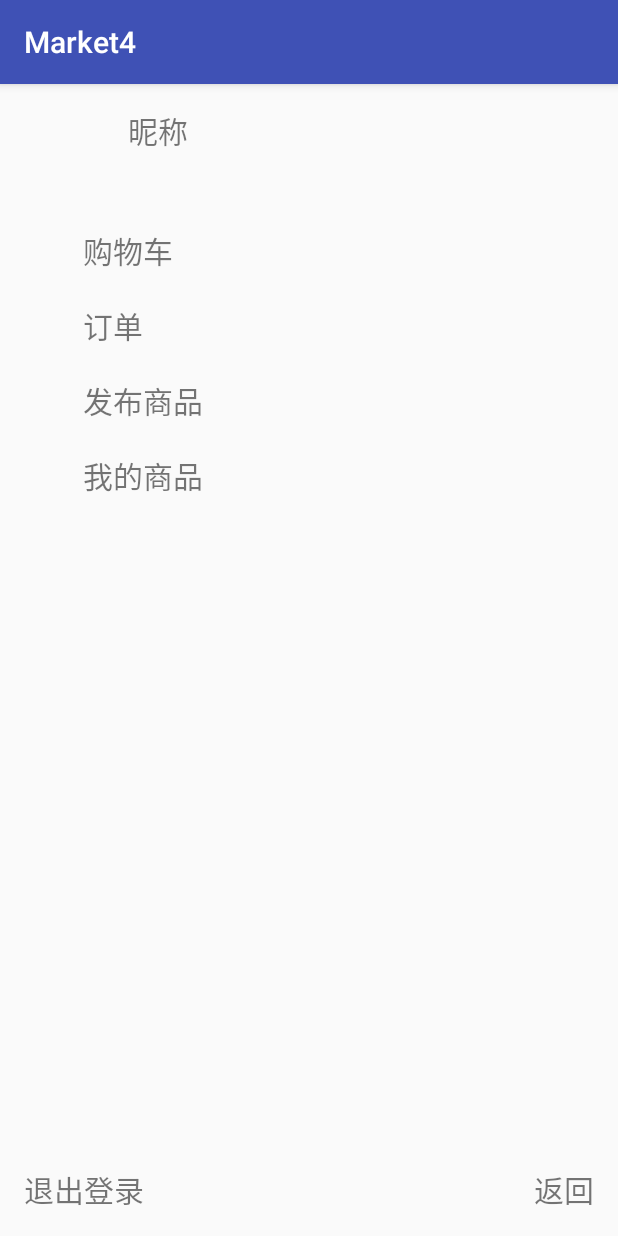
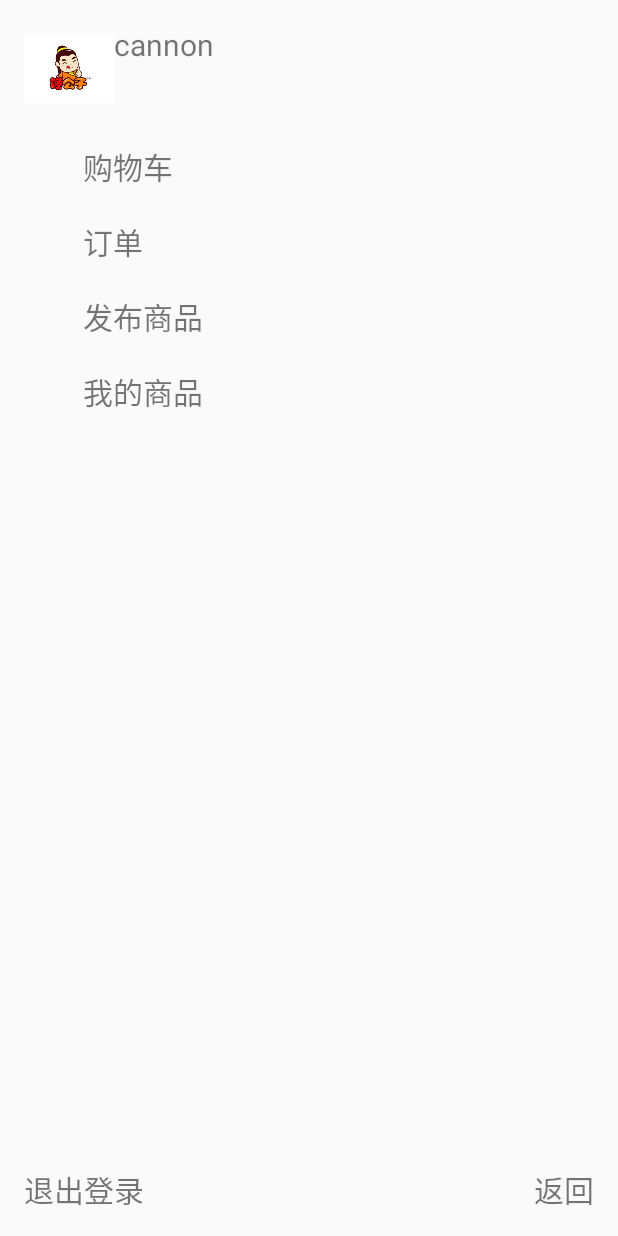
Before and after one commit to Kop1M/Android-Market, an Android app: the screen it shows after launch (UserActivity), after a tap on an icon or button, on a phone screen of 412 x 824 dp. Run offline under Robolectric (Android 15) with nearby library versions, the phone set to English and light mode, and no system bars.

```diff
--- a/app/src/main/java/com/kremol/market4/EntryAdapter.java
+++ b/app/src/main/java/com/kremol/market4/EntryAdapter.java
@@ -20,7 +20,8 @@ public class EntryAdapter extends ArrayAdapter<Entry> {
     private int resourceId;
 
     public EntryAdapter(Context context, int resource, List<Entry> objects) {
-        super(context, resource);
+        super(context, resource,objects);
+        resourceId =resource;
     }
 
     @NonNull
--- a/app/src/main/java/com/kremol/market4/MainActivity.java
+++ b/app/src/main/java/com/kremol/market4/MainActivity.java
@@ -9,6 +9,7 @@ import android.util.Log;
 import android.view.View;
 import android.view.Window;
 import android.widget.AdapterView;
+import android.widget.ArrayAdapter;
 import android.widget.ImageView;
 import android.widget.ListView;
 import android.widget.TextView;
@@ -33,6 +34,7 @@ import okhttp3.Response;
 import static android.R.attr.id;
 import static android.R.attr.type;
 import static android.R.id.list;
+import static android.R.id.message;
 import static android.R.string.ok;
 import static android.icu.lang.UCharacter.GraphemeClusterBreak.L;
 import static android.media.CamcorderProfile.get;
@@ -69,12 +71,13 @@ public class MainActivity extends AppCompatActivity implements View.OnClickListe
         public void handleMessage(Message msg) {
             switch (msg.what) {
                 case INIT_PRODUCT_OK:
-                      /*将product转成entry并分成5个类别，最终得到entryLists*/
+                     // 将product转成entry并分成5个类别，最终得到entryLists
                     List<Entry> entryList = changeToEntryList(productList);
                     entryLists = classifyEntry(entryList);
 
-                     /*初始时用"typeNow(最新")构造adpater并设置*/
-                    entryAdapter = new EntryAdapter(MainActivity.this, R.layout.entry, entryLists.get(typeNow));
+                     //初始时用"typeNow(最新")构造adpater并设置
+                    entryList = entryLists.get(typeNow);
+                    entryAdapter = new EntryAdapter(MainActivity.this, R.layout.entry, entryList);
                     listView.setAdapter(entryAdapter);
                     break;
 
@@ -92,25 +95,30 @@ public class MainActivity extends AppCompatActivity implements View.OnClickListe
         getSupportActionBar().hide();           //隐藏ActionBar
 
         /*从别的Activity得到user*/
-        user = (User) getIntent().getSerializableExtra("user");
-
+        // user = (User) getIntent().getSerializableExtra("user");
+        user = new User();
+        user.setHeadPortraits(R.drawable.changongzi);
+        user.setNickname("cannon");
+        user.setUser_id(1);
         /*得到控件*/
         listView = (ListView) findViewById(R.id.list_view);
         headImg = (ImageView) findViewById(R.id.head_information);
-
+        newthingText = (TextView) findViewById(R.id.new_thing);
+        electronicsText = (TextView) findViewById(R.id.electronics);
+        bookText = (TextView) findViewById(R.id.book);
+        clothesText = (TextView) findViewById(R.id.clothes);
+        otherText = (TextView) findViewById(R.id.other);
 
         /*设置头像*/
         headImg.setImageResource(user.getHeadPortraits());
 
-        /*点头像到头像界面*/
-        headImg.setOnClickListener(new View.OnClickListener() {
-            @Override
-            public void onClick(View v) {
-                Intent intent = new Intent(MainActivity.this, UserActivity.class);
-                intent.putExtra("user", user);
-                startActivity(intent);
-            }
-        });
+        /*设置监听*/
+        headImg.setOnClickListener(this);
+        newthingText.setOnClickListener(this);
+        electronicsText.setOnClickListener(this);
+        bookText.setOnClickListener(this);
+        clothesText.setOnClickListener(this);
+        otherText.setOnClickListener(this);
 
         /*点击进入商品详情*/
         listView.setOnItemClickListener(new AdapterView.OnItemClickListener() {
@@ -125,6 +133,7 @@ public class MainActivity extends AppCompatActivity implements View.OnClickListe
 
         /*初始化productList*/
         initProduct();
+
 
 
     }
@@ -148,6 +157,11 @@ public class MainActivity extends AppCompatActivity implements View.OnClickListe
             case R.id.other:
                 typeNow = 4;
                 break;
+            case R.id.head_information:
+                Intent intent = new Intent(MainActivity.this, UserActivity.class);
+                intent.putExtra("user", user);
+                startActivity(intent);
+                break;
             default:
                 break;
         }
@@ -158,30 +172,39 @@ public class MainActivity extends AppCompatActivity implements View.OnClickListe
 
     //初始化商品
     public void initProduct() {
-        try {
-            String address = "http://localhost:8088/secondary/ GetAllProductsServlet";
-            HttpUtil.sendHttpRequest(address, new okhttp3.Callback() {
-                @Override
-                public void onFailure(Call call, IOException e) {
-                    e.printStackTrace();
-                }
-
-                @Override
-                public void onResponse(Call call, Response response) throws IOException {
-                    String responseData = response.body().string();
-                    Gson gson = new Gson();
-                    //获得productList
-                    productList = gson.fromJson(responseData, new TypeToken<List<Product>>() {
-                    }.getType());
-                    Message message = new Message();
-                    message.what = INIT_PRODUCT_OK;
-                    handler.sendMessage(message);
-                }
-            });
-        } catch (Exception e) {
-            e.printStackTrace();
-        }
+//        try {
+//            String address = "http://localhost:8088/secondary/ GetAllProductsServlet";
+//            HttpUtil.sendHttpRequest(address, new okhttp3.Callback() {
+//                @Override
+//                public void onFailure(Call call, IOException e) {
+//                    e.printStackTrace();
+//                }
+//
+//                @Override
+//                public void onResponse(Call call, Response response) throws IOException {
+//                    String responseData = response.body().string();
+//                    Gson gson = new Gson();
+//                    //获得productList
+//                    productList = gson.fromJson(responseData, new TypeToken<List<Product>>() {
+//                    }.getType());
+        productList = new ArrayList<>();
+        Product p1 = new Product();
+        p1.setAbout("This is a good product");
+        p1.setProductprize(20);
+        p1.setTitle("big boom");
+        p1.setUserforsale("cannon");
+        p1.setProduct_id(1);
+        p1.setType("最新");
+        productList.add(p1);
+        Message message = new Message();
+        message.what = INIT_PRODUCT_OK;
+        handler.sendMessage(message);
     }
+//            });
+//        } catch (Exception e) {
+//            e.printStackTrace();
+//        }
+//    }
 
 
     //将product转成entryList
@@ -193,7 +216,7 @@ public class MainActivity extends AppCompatActivity implements View.OnClickListe
             String productName = product.getTitle();
 
             //第一个应该用商品user的head
-            Entry entry = new Entry(0, nickName, product, productName);
+            Entry entry = new Entry(R.drawable.changongzi, nickName, product, productName);
             entryList.add(entry);
         }
         return entryList;
@@ -201,7 +224,11 @@ public class MainActivity extends AppCompatActivity implements View.OnClickListe
 
     //把entryList分类成5个entryList
     public List<List<Entry>> classifyEntry(List<Entry> entryList) {
-        List<List<Entry>> entryLists = new ArrayList<>(5);
+        List<List<Entry>> entryLists = new ArrayList<List<Entry>>(5);
+        for (int i = 0; i < 5; i++) {
+            entryLists.add(new ArrayList<Entry>());
+        }
+
         int group = -1;
         for (int i = 0; i < entryList.size(); i++) {
             Entry entry = entryList.get(i);
--- a/app/src/main/java/com/kremol/market4/Product.java
+++ b/app/src/main/java/com/kremol/market4/Product.java
@@ -28,7 +28,7 @@ public class Product implements Serializable {
     public final String getAbout(){return about;}
     public final void setAbout(String about){this.about = about;}
     public final String getUserforsale(){return userforsale;}
-    public final void setUserforsale(String about){this.userforsale = userforsale;}
+    public final void setUserforsale(String userforsale){this.userforsale = userforsale;}
     public final int getProductprize() {
         return productprize;
     }
--- a/app/src/main/java/com/kremol/market4/UserActivity.java
+++ b/app/src/main/java/com/kremol/market4/UserActivity.java
@@ -3,6 +3,7 @@ package com.kremol.market4;
 import android.content.Intent;
 import android.support.v7.app.AppCompatActivity;
 import android.os.Bundle;
+import android.util.Log;
 import android.view.View;
 import android.widget.ImageView;
 import android.widget.TextView;
@@ -16,24 +17,38 @@ public class UserActivity extends AppCompatActivity implements View.OnClickListe
 
     User user;
     ImageView headImage;
-    TextView nickName;
-
+    TextView nickName,returnLook,shopCart,indent,release,myshop,signOut;
     @Override
     protected void onCreate(Bundle savedInstanceState)  {
         super.onCreate(savedInstanceState);
         setContentView(R.layout.activity_user);
+        getSupportActionBar().hide();           //隐藏ActionBar
 
         user = (User) getIntent().getSerializableExtra("user");
+
 
         /*获得控件*/
         headImage = (ImageView) findViewById(R.id.user_head_information);
         nickName = (TextView) findViewById(R.id.user_nick_name);
-
+        returnLook = (TextView) findViewById(R.id.user_return_look);
+        shopCart = (TextView) findViewById(R.id.shopcart);
+        indent = (TextView) findViewById(R.id.indent);
+        release = (TextView) findViewById(R.id.release);
+        myshop = (TextView) findViewById(R.id.myshop);
+        signOut = (TextView) findViewById(R.id.sign_out);
         /*
          设置用户属性
          */
         headImage.setImageResource(user.getHeadPortraits());
         nickName.setText(user.getNickname());
+
+        /*设置监听*/
+        returnLook.setOnClickListener(this);
+        shopCart.setOnClickListener(this);
+        indent.setOnClickListener(this);
+        release.setOnClickListener(this);
+        myshop.setOnClickListener(this);
+        signOut.setOnClickListener(this);
 
 
     }
--- a/app/src/main/res/layout/activity_main.xml
+++ b/app/src/main/res/layout/activity_main.xml
@@ -20,6 +20,7 @@
 
         <ImageView
             android:id="@+id/head_information"
+            android:clickable="true"
             android:layout_width="30dp"
             android:layout_height="30dp" />
 
--- a/app/src/main/res/layout/entry.xml
+++ b/app/src/main/res/layout/entry.xml
@@ -11,8 +11,8 @@
 
         <ImageView
             android:id="@+id/head_portrait"
-            android:layout_width="wrap_content"
-            android:layout_height="wrap_content" />
+            android:layout_width="130dp"
+            android:layout_height="50dp" />
 
         <TextView
             android:id="@+id/nick_name"
```
Also changed, not shown: app/src/main/java/com/kremol/market4/ProductActivity.java (+16 -3 lines).
